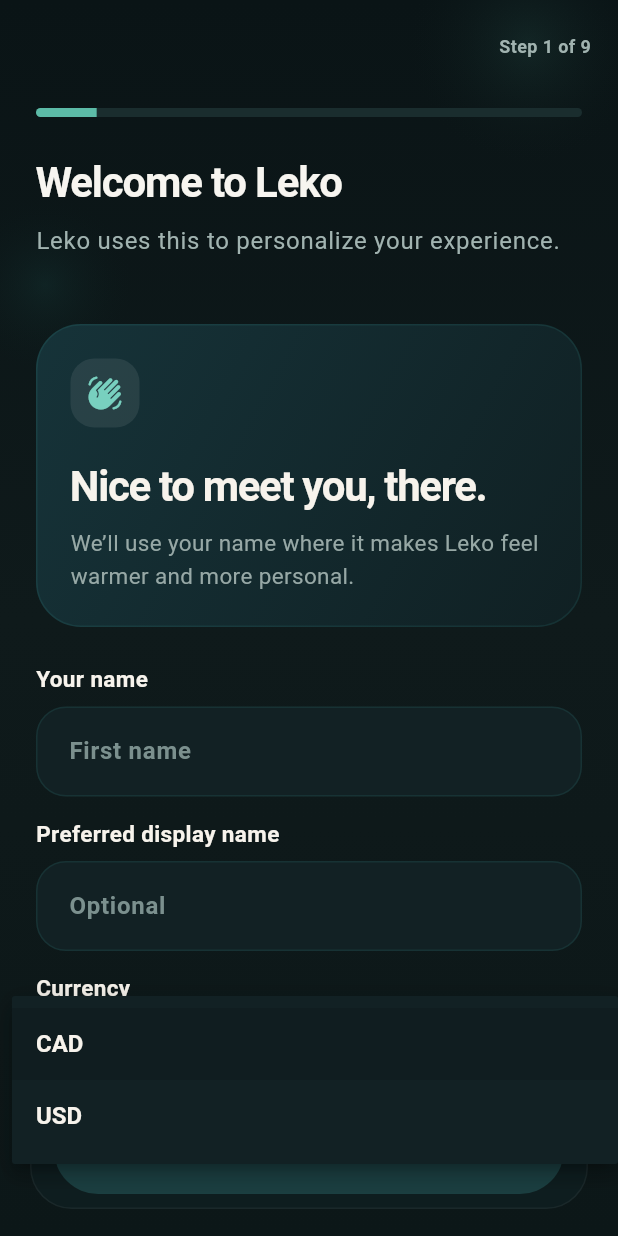
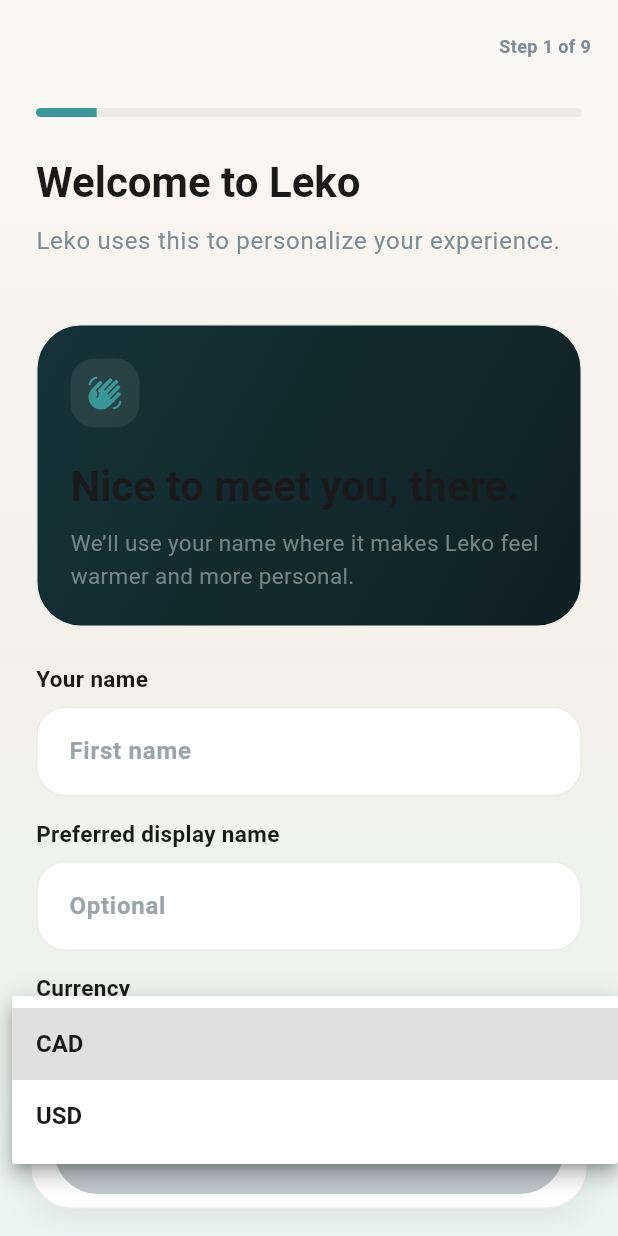
Before and after one commit to jaivikjoshi/sapling, a Flutter app: the screen it shows once a user with an empty profile is signed in, after a tap on "CAD", on a phone screen of 412 x 824 dp. Run offline on Flutter 3.47's test engine with Material 3 defaults, Android fonts, the phone set to English and light mode, and no system bars; our stand-ins replace app_links, drift, file_picker, fl_chart, flutter_local_notifications, flutter_riverpod and 4 more; missing offline and left inert: home_widget; accounts and stored records are empty; generated files the repository leaves out were written again; network calls fail.

Commit message:
fix: refresh onboarding goals and daily budget math

```diff
--- a/lib/core/providers/goals_providers.dart
+++ b/lib/core/providers/goals_providers.dart
@@ -24,7 +24,11 @@
 });
 
 final goalsStreamProvider = StreamProvider<List<Goal>>((ref) {
-  return ref.watch(goalsServiceProvider).watchAll();
+  final primaryGoalId =
+      ref.watch(settingsStreamProvider).valueOrNull?.primaryGoalId;
+  return ref
+      .watch(goalsServiceProvider)
+      .watchAll(preferredGoalId: primaryGoalId);
 });
 
 final archivedGoalsProvider = StreamProvider<List<Goal>>((ref) {
--- a/lib/core/theme/leko_colors.dart
+++ b/lib/core/theme/leko_colors.dart
@@ -12,7 +12,9 @@
   static const Color surface = Colors.white;
   static const Color error = Color(0xFFD32F2F);
 
-  static const Color textPrimary = Color(0xFF1A1A1A); // Almost black for high legibility
+  static const Color textPrimary = Color(
+    0xFF1A1A1A,
+  ); // Almost black for high legibility
   static const Color textSecondary = Color(0xFF7D8C94); // Soft grey-blue
   static const Color textOnPrimary = Colors.white;
   static const Color textOnAccent = Colors.white;
@@ -24,13 +26,13 @@
   static const Color divider = Color(0xFFECEAE5);
   static const Color shimmer = Color(0xFFEEEEEE);
 
-  // Premium Onboarding Flow (Dark Immerse)
-  static const Color onboardingBackground = Color(0xFF0F1A1B); // Deep midnight forest green
-  static const Color onboardingSurface = Color(0xFF19292A);
-  static const Color onboardingTextPrimary = Color(0xFFF7F5F0); // Off-white/cream
-  static const Color onboardingTextSecondary = Color(0xFFA1B3B0); // Soft glowing sage/grey
-  static const Color onboardingButton = Color(0xFF3B9797); // Seafoam jade as CTA
+  // Onboarding Flow
+  static const Color onboardingBackground = background;
+  static const Color onboardingSurface = surface;
+  static const Color onboardingTextPrimary = textPrimary;
+  static const Color onboardingTextSecondary = textSecondary;
+  static const Color onboardingButton = primary;
   static const Color onboardingButtonText = Colors.white;
-  static const Color onboardingTrack = Color(0xFF1A2D2E);
-  static const Color onboardingFill = Color(0xFF5CBBA7);
+  static const Color onboardingTrack = divider;
+  static const Color onboardingFill = secondary;
 }
--- a/lib/core/theme/leko_theme.dart
+++ b/lib/core/theme/leko_theme.dart
@@ -28,18 +28,19 @@
         headlineLarge: TextStyle(
           fontSize: 36,
           fontWeight: FontWeight.w600,
-          letterSpacing: -1.0,
+          letterSpacing: 0,
           color: LekoColors.textPrimary,
         ),
         headlineMedium: TextStyle(
-            fontSize: 28,
-            fontWeight: FontWeight.w500,
-            letterSpacing: -0.5,
-            color: LekoColors.textPrimary),
+          fontSize: 28,
+          fontWeight: FontWeight.w500,
+          letterSpacing: 0,
+          color: LekoColors.textPrimary,
+        ),
         titleLarge: TextStyle(
           fontSize: 22,
           fontWeight: FontWeight.w600,
-          letterSpacing: -0.5,
+          letterSpacing: 0,
           color: LekoColors.textPrimary,
         ),
         titleMedium: TextStyle(
@@ -47,14 +48,8 @@
           fontWeight: FontWeight.w600,
           color: LekoColors.textPrimary,
         ),
-        bodyLarge: TextStyle(
-          fontSize: 16,
-          color: LekoColors.textPrimary,
-        ),
-        bodyMedium: TextStyle(
-          fontSize: 14,
-          color: LekoColors.textSecondary,
-        ),
+        bodyLarge: TextStyle(fontSize: 16, color: LekoColors.textPrimary),
+        bodyMedium: TextStyle(fontSize: 14, color: LekoColors.textSecondary),
         labelLarge: TextStyle(
           fontSize: 14,
           fontWeight: FontWeight.w600,
@@ -72,9 +67,7 @@
       cardTheme: CardThemeData(
         color: LekoColors.surface,
         elevation: 0,
-        shape: RoundedRectangleBorder(
-          borderRadius: BorderRadius.circular(20),
-        ),
+        shape: RoundedRectangleBorder(borderRadius: BorderRadius.circular(20)),
         margin: const EdgeInsets.symmetric(horizontal: 16, vertical: 6),
       ),
       bottomNavigationBarTheme: const BottomNavigationBarThemeData(
@@ -106,10 +99,7 @@
         ),
         focusedBorder: OutlineInputBorder(
           borderRadius: BorderRadius.circular(16),
-          borderSide: const BorderSide(
-            color: LekoColors.secondary,
-            width: 1.5,
-          ),
+          borderSide: const BorderSide(color: LekoColors.secondary, width: 1.5),
         ),
       ),
       elevatedButtonTheme: ElevatedButtonThemeData(
@@ -124,9 +114,7 @@
         ),
       ),
       textButtonTheme: TextButtonThemeData(
-        style: TextButton.styleFrom(
-          foregroundColor: LekoColors.secondary,
-        ),
+        style: TextButton.styleFrom(foregroundColor: LekoColors.secondary),
       ),
       dividerTheme: const DividerThemeData(
         color: LekoColors.divider,
--- a/lib/features/auth/welcome_screen.dart
+++ b/lib/features/auth/welcome_screen.dart
@@ -68,32 +68,50 @@
           opacity: _fadeIn,
           child: SlideTransition(
             position: _slideUp,
+            child: SafeArea(
+              child: LayoutBuilder(
+                builder: (context, constraints) {
+                  final isShort = constraints.maxHeight < 720;
+                  final heroHeight = (constraints.maxHeight * 0.44).clamp(
+                    210.0,
+                    360.0,
+                  );
+                  return SingleChildScrollView(
+                    padding: EdgeInsets.fromLTRB(28, 8, 28, bottomPad + 18),
+                    child: ConstrainedBox(
+                      constraints: BoxConstraints(
+                        minHeight: constraints.maxHeight - bottomPad - 26,
+                      ),
                       child: Column(
+                        mainAxisAlignment: MainAxisAlignment.spaceBetween,
                         children: [
-                // ── Hero Art Area ──
-                Expanded(
-                  flex: 5,
+                          SizedBox(
+                            height: isShort ? 190 : heroHeight,
                             child: Stack(
                               children: [
-                      // Background atmospheric glow
                                 Positioned.fill(
-                        child: Container(
+                                  child: DecoratedBox(
                                     decoration: BoxDecoration(
-                            gradient: RadialGradient(
-                              center: const Alignment(0, -0.2),
-                              radius: 0.9,
+                                      gradient: LinearGradient(
+                                        begin: Alignment.topCenter,
+                                        end: Alignment.bottomCenter,
                                         colors: [
-                                const Color(0xFF1A3A3A).withValues(alpha: 0.6),
+                                          const Color(
+                                            0xFF1A3A3A,
+                                          ).withValues(alpha: 0.35),
                                           Colors.transparent,
                                         ],
                                       ),
                                     ),
                                   ),
                                 ),
-                      // Hero image
                                 Center(
                                   child: Padding(
-                          padding: const EdgeInsets.only(top: 60, left: 40, right: 40),
+                                    padding: EdgeInsets.only(
+                                      top: isShort ? 8 : 22,
+                                      left: 18,
+                                      right: 18,
+                                    ),
                                     child: ClipRRect(
                                       borderRadius: BorderRadius.circular(28),
                                       child: Image.asset(
@@ -103,38 +121,13 @@
                                     ),
                                   ),
                                 ),
-                      // Subtle bottom fade to merge into CTA area
-                      Positioned(
-                        bottom: 0,
-                        left: 0,
-                        right: 0,
-                        height: 80,
-                        child: Container(
-                          decoration: BoxDecoration(
-                            gradient: LinearGradient(
-                              begin: Alignment.topCenter,
-                              end: Alignment.bottomCenter,
-                              colors: [
-                                Colors.transparent,
-                                _bgBottom.withValues(alpha: 0.95),
                               ],
                             ),
                           ),
-                        ),
-                      ),
-                    ],
-                  ),
-                ),
-
-                // ── CTA Area ──
-                Expanded(
-                  flex: 4,
-                  child: Padding(
-                    padding: EdgeInsets.fromLTRB(28, 0, 28, bottomPad + 16),
+                          Padding(
+                            padding: EdgeInsets.only(top: isShort ? 12 : 20),
                             child: Column(
-                      mainAxisAlignment: MainAxisAlignment.center,
                               children: [
-                        // Brand wordmark
                                 const Text(
                                   'leko',
                                   style: TextStyle(
@@ -142,12 +135,11 @@
                                     fontSize: 36,
                                     fontWeight: FontWeight.w700,
                                     color: _headline,
-                            letterSpacing: -0.8,
+                                    letterSpacing: 0,
                                   ),
                                 ),
                                 const SizedBox(height: 14),
-                        // Headline
-                        Text(
+                                const Text(
                                   'Where budgeting\nstarts to feel alive.',
                                   textAlign: TextAlign.center,
                                   style: TextStyle(
@@ -155,17 +147,16 @@
                                     fontWeight: FontWeight.w400,
                                     color: _subtext,
                                     height: 1.4,
-                            letterSpacing: -0.2,
+                                    letterSpacing: 0,
                                   ),
                                 ),
-                        const SizedBox(height: 36),
-
-                        // Primary CTA — Continue with Apple
+                                SizedBox(height: isShort ? 22 : 36),
                                 SizedBox(
                                   width: double.infinity,
                                   height: 56,
                                   child: FilledButton(
-                            onPressed: () => context.go('/welcome/signup'),
+                                    onPressed:
+                                        () => context.go('/welcome/signup'),
                                     style: FilledButton.styleFrom(
                                       backgroundColor: _primaryBtn,
                                       foregroundColor: _primaryBtnText,
@@ -175,16 +166,25 @@
                                       elevation: 0,
                                     ),
                                     child: Row(
-                              mainAxisAlignment: MainAxisAlignment.center,
+                                      mainAxisAlignment:
+                                          MainAxisAlignment.center,
                                       children: [
-                                Icon(Icons.apple, size: 22, color: _primaryBtnText),
+                                        Icon(
+                                          Icons.apple,
+                                          size: 22,
+                                          color: _primaryBtnText,
+                                        ),
                                         const SizedBox(width: 10),
-                                const Text(
+                                        const Flexible(
+                                          child: Text(
                                             'Continue with Apple',
+                                            maxLines: 1,
+                                            overflow: TextOverflow.ellipsis,
                                             style: TextStyle(
                                               fontSize: 17,
                                               fontWeight: FontWeight.w600,
-                                    letterSpacing: -0.2,
+                                              letterSpacing: 0,
+                                            ),
                                           ),
                                         ),
                                       ],
@@ -192,18 +192,21 @@
                                   ),
                                 ),
                                 const SizedBox(height: 14),
-
-                        // Secondary CTA — Continue with Email
                                 SizedBox(
                                   width: double.infinity,
                                   height: 56,
                                   child: OutlinedButton(
-                            onPressed: () => context.go('/welcome/signup'),
+                                    onPressed:
+                                        () => context.go('/welcome/signup'),
                                     style: OutlinedButton.styleFrom(
-                              backgroundColor: _secondaryBtn.withValues(alpha: 0.5),
+                                      backgroundColor: _secondaryBtn.withValues(
+                                        alpha: 0.5,
+                                      ),
                                       foregroundColor: _secondaryBtnText,
                                       side: BorderSide(
-                                color: _secondaryBtnBorder.withValues(alpha: 0.6),
+                                        color: _secondaryBtnBorder.withValues(
+                                          alpha: 0.6,
+                                        ),
                                         width: 1,
                                       ),
                                       shape: RoundedRectangleBorder(
@@ -213,22 +216,23 @@
                                     ),
                                     child: const Text(
                                       'Continue with email',
+                                      maxLines: 1,
+                                      overflow: TextOverflow.ellipsis,
                                       style: TextStyle(
                                         fontSize: 17,
                                         fontWeight: FontWeight.w600,
-                                letterSpacing: -0.2,
+                                        letterSpacing: 0,
                                       ),
                                     ),
                                   ),
                                 ),
                                 const SizedBox(height: 24),
-
-                        // Tertiary — Already have an account?
-                        Row(
-                          mainAxisAlignment: MainAxisAlignment.center,
+                                Wrap(
+                                  alignment: WrapAlignment.center,
+                                  crossAxisAlignment: WrapCrossAlignment.center,
                                   children: [
-                            Text(
-                              'Already have an account?  ',
+                                    const Text(
+                                      'Already have an account? ',
                                       style: TextStyle(
                                         color: _linkText,
                                         fontSize: 14,
@@ -253,8 +257,12 @@
                               ],
                             ),
                           ),
+                        ],
                       ),
-              ],
+                    ),
+                  );
+                },
+              ),
             ),
           ),
         ),
--- a/lib/features/onboarding/onboarding_controller.dart
+++ b/lib/features/onboarding/onboarding_controller.dart
@@ -3,6 +3,7 @@
 import 'package:uuid/uuid.dart';
 
 import '../../core/notifications/closeout_notification_service.dart';
+import '../../core/providers/allowance_providers.dart';
 import '../../core/providers/auth_providers.dart';
 import '../../core/providers/bills_providers.dart';
 import '../../core/providers/goals_providers.dart';
@@ -798,6 +799,10 @@
         ),
       );
 
+      _ref.invalidate(settingsStreamProvider);
+      _ref.invalidate(goalsStreamProvider);
+      _ref.invalidate(paycheckAllowanceProvider);
+      _ref.invalidate(goalAllowanceProvider);
       _completionSucceeded = true;
       state = state.copyWith(isSubmitting: false, error: () => null);
       return true;
--- a/lib/features/onboarding/onboarding_screen.dart
+++ b/lib/features/onboarding/onboarding_screen.dart
@@ -1787,7 +1787,7 @@
               fontSize: 28,
               height: 1.08,
               fontWeight: FontWeight.w700,
-              letterSpacing: -0.9,
+              letterSpacing: 0,
             ),
           ),
           const SizedBox(height: 12),
@@ -2086,12 +2086,12 @@
 }
 
 abstract final class _OnboardingPalette {
-  static const surface = Color(0xFF122124);
-  static const surfaceSelected = Color(0xFF173036);
-  static const outline = Color(0x2237A29C);
+  static const surface = Color(0xFFFFFFFF);
+  static const surfaceSelected = Color(0xFFEAF6F2);
+  static const outline = Color(0xFFECEAE5);
   static const teal = Color(0xFF2E8F88);
-  static const tealSoft = Color(0xFF78D0BF);
-  static const textPrimary = Color(0xFFF7F3EC);
-  static const textSecondary = Color(0xFFA2B3B0);
-  static const textMuted = Color(0xFF7B908E);
-}
+  static const tealSoft = Color(0xFF3B9797);
+  static const textPrimary = Color(0xFF1A1A1A);
+  static const textSecondary = Color(0xFF7D8C94);
+  static const textMuted = Color(0xFF9AA5AA);
+}
--- a/lib/features/onboarding/widgets/step_scaffold.dart
+++ b/lib/features/onboarding/widgets/step_scaffold.dart
@@ -100,7 +100,7 @@
                     style: Theme.of(context).textTheme.headlineMedium?.copyWith(
                       fontWeight: FontWeight.w700,
                       color: LekoColors.onboardingTextPrimary,
-                      letterSpacing: -0.8,
+                      letterSpacing: 0,
                       height: 1.1,
                     ),
                   ),
@@ -129,11 +129,16 @@
                   padding: const EdgeInsets.fromLTRB(20, 10, 20, 18),
                   child: DecoratedBox(
                     decoration: BoxDecoration(
-                      color: const Color(0xFF0E1D1F).withValues(alpha: 0.94),
+                      color: LekoColors.surface,
                       borderRadius: BorderRadius.circular(28),
-                      border: Border.all(
-                        color: Colors.white.withValues(alpha: 0.05),
-                      ),
+                      border: Border.all(color: LekoColors.divider),
+                      boxShadow: const [
+                        BoxShadow(
+                          color: Color(0x120F172A),
+                          blurRadius: 18,
+                          offset: Offset(0, 8),
+                        ),
+                      ],
                     ),
                     child: Padding(
                       padding: const EdgeInsets.fromLTRB(16, 16, 16, 10),
@@ -206,8 +211,7 @@
                             const SizedBox(height: 8),
                             TextButton(
                               style: TextButton.styleFrom(
-                                foregroundColor:
-                                    LekoColors.onboardingTextSecondary,
+                                foregroundColor: LekoColors.textSecondary,
                               ),
                               onPressed: onSecondary,
                               child: Text(
@@ -243,48 +247,10 @@
         gradient: LinearGradient(
           begin: Alignment.topCenter,
           end: Alignment.bottomCenter,
-          colors: [Color(0xFF0A1416), Color(0xFF0F1A1B), Color(0xFF0C1718)],
+          colors: [LekoColors.background, Color(0xFFF4F0EA), Color(0xFFEAF6F2)],
         ),
       ),
-      child: Stack(
-        children: [
-          Positioned(
-            top: -60,
-            right: -30,
-            child: _BackdropOrb(
-              size: 180,
-              color: const Color(0xFF5CBBA7).withValues(alpha: 0.10),
-            ),
-          ),
-          Positioned(
-            top: 120,
-            left: -40,
-            child: _BackdropOrb(
-              size: 140,
-              color: const Color(0xFF2E8F88).withValues(alpha: 0.10),
-            ),
-          ),
-        ],
-      ),
-    );
-  }
-}
-
-class _BackdropOrb extends StatelessWidget {
-  const _BackdropOrb({required this.size, required this.color});
-
-  final double size;
-  final Color color;
-
-  @override
-  Widget build(BuildContext context) {
-    return Container(
-      width: size,
-      height: size,
-      decoration: BoxDecoration(
-        shape: BoxShape.circle,
-        gradient: RadialGradient(colors: [color, Colors.transparent]),
-      ),
+      child: const SizedBox.expand(),
     );
   }
 }
@@ -306,15 +272,11 @@
           width: 42,
           height: 42,
           decoration: BoxDecoration(
-            color: Colors.white.withValues(alpha: 0.05),
+            color: LekoColors.surface,
             borderRadius: BorderRadius.circular(16),
-            border: Border.all(color: Colors.white.withValues(alpha: 0.04)),
+            border: Border.all(color: LekoColors.divider),
           ),
-          child: Icon(
-            icon,
-            color: LekoColors.onboardingTextSecondary,
-            size: 18,
-          ),
+          child: Icon(icon, color: LekoColors.primary, size: 18),
         ),
       ),
     );
```
Also changed, not shown: lib/domain/services/allowance_engine.dart (+10 -4 lines), lib/domain/services/goals_service.dart (+12 -5 lines), lib/features/auth/auth_shell.dart (+35 -21 lines), lib/features/auth/login_screen.dart (+13 -5 lines), lib/features/auth/signup_screen.dart (+14 -9 lines), lib/features/home/home_screen.dart (+4 -4 lines), lib/features/home/widgets/allowance_card.dart (+73 -66 lines), 3 other files. Lines whose indentation alone changed are shown as unchanged.
